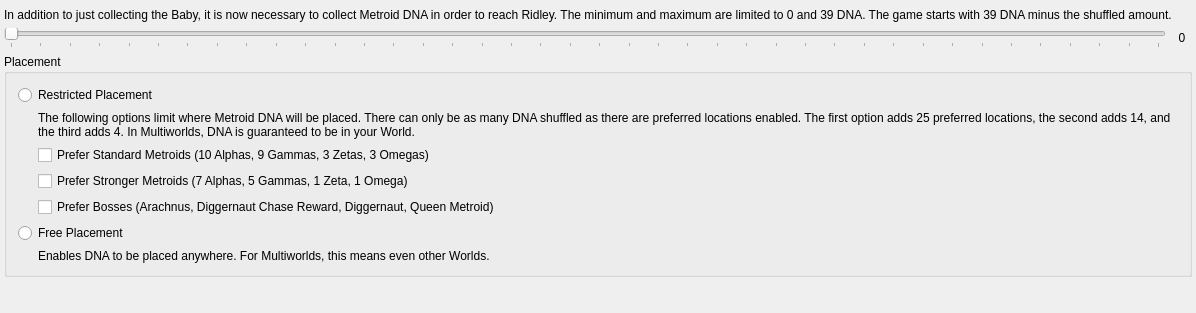
Old version of the form randovania/gui/ui_files/preset_msr_goal.ui in the repository randovania/randovania.
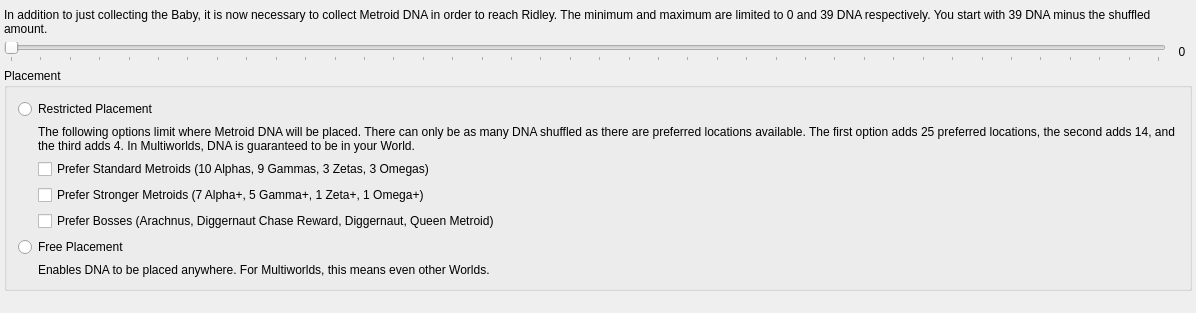
New version of the form.

The edit to the form file:
```diff
--- a/randovania/gui/ui_files/preset_msr_goal.ui
+++ b/randovania/gui/ui_files/preset_msr_goal.ui
@@ -36,7 +36,7 @@
     <item>
      <widget class="QLabel" name="description_label">
       <property name="text">
-       <string>&lt;html&gt;&lt;head/&gt;&lt;body&gt;&lt;p&gt;In addition to just collecting the Baby, it is now necessary to collect Metroid DNA in order to reach Ridley. The minimum and maximum are limited to 0 and 39 DNA. The game starts with 39 DNA minus the shuffled amount.&lt;/p&gt;&lt;/body&gt;&lt;/html&gt;</string>
+       <string>&lt;html&gt;&lt;head/&gt;&lt;body&gt;&lt;p&gt;In addition to just collecting the Baby, it is now necessary to collect Metroid DNA in order to reach Ridley. The minimum and maximum are limited to 0 and 39 DNA respectively. You start with 39 DNA minus the shuffled amount.&lt;/p&gt;&lt;/body&gt;&lt;/html&gt;</string>
       </property>
       <property name="wordWrap">
        <bool>true</bool>
@@ -106,7 +106,7 @@
          <item>
           <widget class="QLabel" name="restrict_placement_label">
            <property name="text">
-            <string>&lt;html&gt;&lt;head/&gt;&lt;body&gt;&lt;p&gt;The following options limit where Metroid DNA will be placed. There can only be as many DNA shuffled as there are preferred locations enabled. The first option adds 25 preferred locations, the second adds 14, and the third adds 4. In Multiworlds, DNA is guaranteed to be in your World.&lt;/p&gt;&lt;/body&gt;&lt;/html&gt;</string>
+            <string>&lt;html&gt;&lt;head/&gt;&lt;body&gt;&lt;p&gt;The following options limit where Metroid DNA will be placed. There can only be as many DNA shuffled as there are preferred locations available. The first option adds 25 preferred locations, the second adds 14, and the third adds 4. In Multiworlds, DNA is guaranteed to be in your World.&lt;/p&gt;&lt;/body&gt;&lt;/html&gt;</string>
            </property>
            <property name="wordWrap">
             <bool>true</bool>
@@ -123,7 +123,7 @@
          <item>
           <widget class="QCheckBox" name="prefer_stronger_metroids_check">
            <property name="text">
-            <string>Prefer Stronger Metroids (7 Alphas, 5 Gammas, 1 Zeta, 1 Omega)</string>
+            <string>Prefer Stronger Metroids (7 Alpha+, 5 Gamma+, 1 Zeta+, 1 Omega+)</string>
            </property>
           </widget>
          </item>
```
